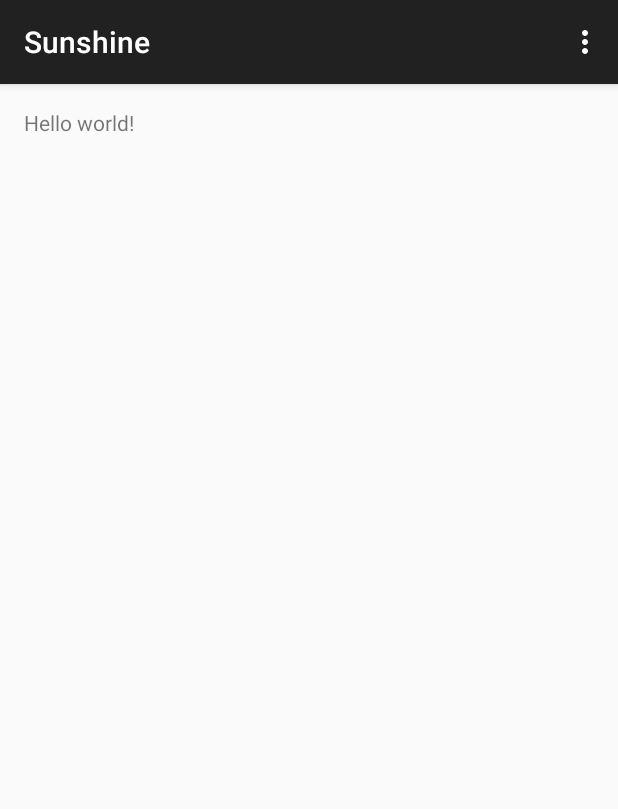
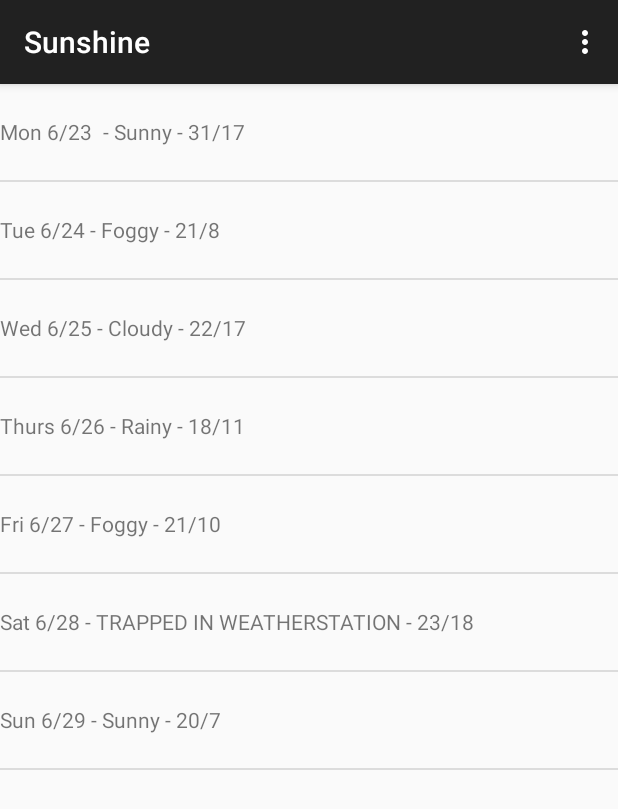
Before and after one commit to RBische/Sunshine, an Android app: the screen it shows after launch (MainActivity), on a phone screen of 412 x 824 dp. Shown: the top 809 px of the screen. Run offline under Robolectric (Android 15) with nearby library versions, the phone set to English and light mode, and no system bars.

Commit message:
Listview basics

```diff
--- a/app/src/main/java/fr/bischof/raphael/sunshine/MainActivityFragment.java
+++ b/app/src/main/java/fr/bischof/raphael/sunshine/MainActivityFragment.java
@@ -5,18 +5,30 @@ import android.os.Bundle;
 import android.view.LayoutInflater;
 import android.view.View;
 import android.view.ViewGroup;
+import android.widget.ArrayAdapter;
+import android.widget.ListView;
 
 /**
  * A placeholder fragment containing a simple view.
  */
 public class MainActivityFragment extends Fragment {
-
+    private String[] examples = {
+            "Mon 6/23 - Sunny - 31/17",
+            "Tue 6/24 - Foggy - 21/8",
+            "Wed 6/25 - Cloudy - 22/17",
+            "Thurs 6/26 - Rainy - 18/11",
+            "Fri 6/27 - Foggy - 21/10",
+            "Sat 6/28 - TRAPPED IN WEATHERSTATION - 23/18",
+            "Sun 6/29 - Sunny - 20/7"
+    };
     public MainActivityFragment() {
     }
 
     @Override
     public View onCreateView(LayoutInflater inflater, ViewGroup container,
                              Bundle savedInstanceState) {
-        return inflater.inflate(R.layout.fragment_main, container, false);
+        View v =  inflater.inflate(R.layout.fragment_main, container, false);
+        ((ListView)v.findViewById(R.id.listview_forecast)).setAdapter(new ArrayAdapter<String>(getActivity(),R.layout.list_item_forecast,R.id.list_item_forecast_textview,examples));
+        return v;
     }
 }
--- a/app/src/main/res/layout/fragment_main.xml
+++ b/app/src/main/res/layout/fragment_main.xml
@@ -1,11 +1,11 @@
-<RelativeLayout xmlns:android="http://schemas.android.com/apk/res/android"
+<FrameLayout xmlns:android="http://schemas.android.com/apk/res/android"
     xmlns:tools="http://schemas.android.com/tools" android:layout_width="match_parent"
-    android:layout_height="match_parent" android:paddingLeft="@dimen/activity_horizontal_margin"
-    android:paddingRight="@dimen/activity_horizontal_margin"
-    android:paddingTop="@dimen/activity_vertical_margin"
-    android:paddingBottom="@dimen/activity_vertical_margin" tools:context=".MainActivityFragment">
+    android:layout_height="match_parent"
+    tools:context=".MainActivityFragment">
 
-    <TextView android:text="@string/hello_world" android:layout_width="wrap_content"
-        android:layout_height="wrap_content" />
+    <ListView
+        android:layout_width="match_parent"
+        android:layout_height="match_parent"
+        android:id="@+id/listview_forecast"/>
 
-</RelativeLayout>
+</FrameLayout>
--- /dev/null
+++ b/app/src/main/res/layout/list_item_forecast.xml
@@ -0,0 +1,10 @@
+<?xml version="1.0" encoding="utf-8"?>
+<TextView xmlns:android="http://schemas.android.com/apk/res/android"
+    android:orientation="vertical" android:layout_width="match_parent"
+    android:layout_height="wrap_content"
+    android:minHeight="?android:attr/listPreferredItemHeight"
+    android:text="@string/tv_today_weather"
+    android:id="@+id/list_item_forecast_textview"
+    android:gravity="center_vertical">
+
+</TextView>
--- a/app/src/main/res/values/strings.xml
+++ b/app/src/main/res/values/strings.xml
@@ -2,4 +2,9 @@
     <string name="app_name">Sunshine</string>
     <string name="hello_world">Hello world!</string>
     <string name="action_settings">Settings</string>
+    <string name="tv_today_date">Today, June 24</string>
+    <string name="tv_temp_max">21°</string>
+    <string name="tv_temp_min">8°</string>
+    <string name="tv_weather_type">Cloudy</string>
+    <string name="tv_today_weather">Today - Sunny - 88/63</string>
 </resources>
```
Also changed, not shown: 1 other file.
